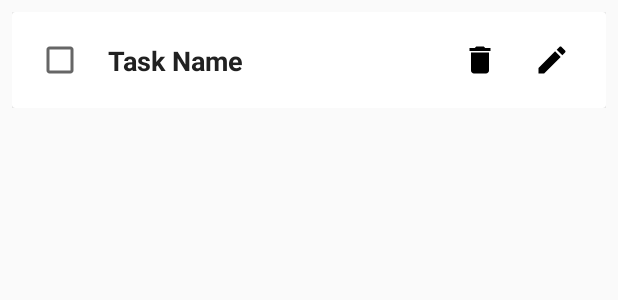
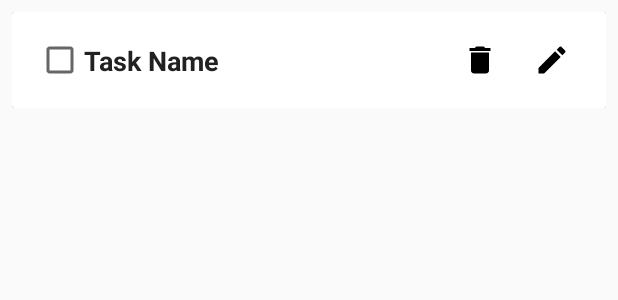
Before and after one commit to bonnie-a/TodoList, an Android app: the layout task.xml on its own in the app's theme, with its tools: preview values and no code run, on a phone screen of 412 x 824 dp. Shown: the top 300 px of the screen. Run offline under Robolectric (Android 15) with nearby library versions, the phone set to English and light mode, and no system bars.

Commit message:
Changes from Ashton - toolbar updates/display constraints

```diff
--- a/app/src/main/java/com/example/todolist/TodoListAdapter.java
+++ b/app/src/main/java/com/example/todolist/TodoListAdapter.java
@@ -46,6 +46,7 @@ public class TodoListAdapter extends RecyclerView.Adapter<TodoListAdapter.TodoLi
                 //Toast.makeText(context, "Clicking TodoList Id: " + todoList.getId(), Toast.LENGTH_LONG).show();
                 Intent intent = new Intent(context, TaskActivity.class);
                 intent.putExtra("todoListId", todoList.getId());
+                intent.putExtra("todoListName", todoList.getName());
                 context.startActivity(intent);
             }
         });
--- a/app/src/main/res/layout/task.xml
+++ b/app/src/main/res/layout/task.xml
@@ -43,19 +43,6 @@
                 app:layout_constraintTop_toTopOf="parent"
                 app:srcCompat="@drawable/ic_format_list" />
 
-            <TextView
-                android:id="@+id/taskName"
-                android:layout_width="wrap_content"
-                android:layout_height="wrap_content"
-                android:layout_marginStart="16dp"
-                android:text="Task Name"
-                android:textAppearance="@style/Base.TextAppearance.AppCompat.Medium"
-                android:textColor="@color/colorTextPrimary"
-                android:textStyle="bold"
-                app:layout_constraintBottom_toBottomOf="parent"
-                app:layout_constraintStart_toEndOf="@+id/taskCheckbox"
-                app:layout_constraintTop_toTopOf="parent" />
-
             <ImageView
                 android:id="@+id/deleteTask"
                 android:layout_width="wrap_content"
@@ -66,6 +53,20 @@
                 app:layout_constraintTop_toTopOf="parent"
                 app:srcCompat="@drawable/ic_delete_black_24dp" />
 
+            <TextView
+                android:id="@+id/taskName"
+                android:layout_width="0dp"
+                android:layout_height="wrap_content"
+                android:text="Task Name"
+                android:textAppearance="@style/Base.TextAppearance.AppCompat.Medium"
+                android:textColor="@color/colorTextPrimary"
+                android:textStyle="bold"
+                app:layout_constraintBottom_toBottomOf="parent"
+                app:layout_constraintEnd_toStartOf="@+id/deleteTask"
+
+                app:layout_constraintStart_toEndOf="@+id/taskCheckbox"
+                app:layout_constraintTop_toTopOf="parent" />
+
         </androidx.constraintlayout.widget.ConstraintLayout>
 
 
--- a/app/src/main/res/layout/todolistview.xml
+++ b/app/src/main/res/layout/todolistview.xml
@@ -45,7 +45,7 @@
 
             <TextView
                 android:id="@+id/todoListName"
-                android:layout_width="wrap_content"
+                android:layout_width="0dp"
                 android:layout_height="wrap_content"
                 android:layout_marginStart="16dp"
                 android:text="Todo List Name"
@@ -53,6 +53,7 @@
                 android:textColor="@color/colorTextPrimary"
                 android:textStyle="bold"
                 app:layout_constraintBottom_toBottomOf="parent"
+                app:layout_constraintEnd_toStartOf="@+id/deleteTodoList"
                 app:layout_constraintStart_toEndOf="@+id/imageView"
                 app:layout_constraintTop_toTopOf="parent" />
 
--- a/app/src/main/res/values/colors.xml
+++ b/app/src/main/res/values/colors.xml
@@ -1,6 +1,6 @@
 <?xml version="1.0" encoding="utf-8"?>
 <resources>
-    <color name="colorPrimary">#6200FF</color>
+    <color name="colorPrimary">#6200EE</color>
     <color name="colorPrimaryDark">#0288D1</color>
     <color name="colorAccent">#448AFF</color>
     <color name="colorLight">#B3E5FC</color>
@@ -8,4 +8,5 @@
     <color name="colorTextPrimary">#212121</color>
     <color name="colorTextSecondary">#757575</color>
     <color name="colorBackground">#BDBDBD</color>
+    <color name="colorSubject">#EEEEEE</color>
 </resources>
```
Also changed, not shown: app/src/main/java/com/example/todolist/TaskActivity.java (+8 -1 lines), app/src/main/res/layout/activity_task.xml (+11 -1 lines).
